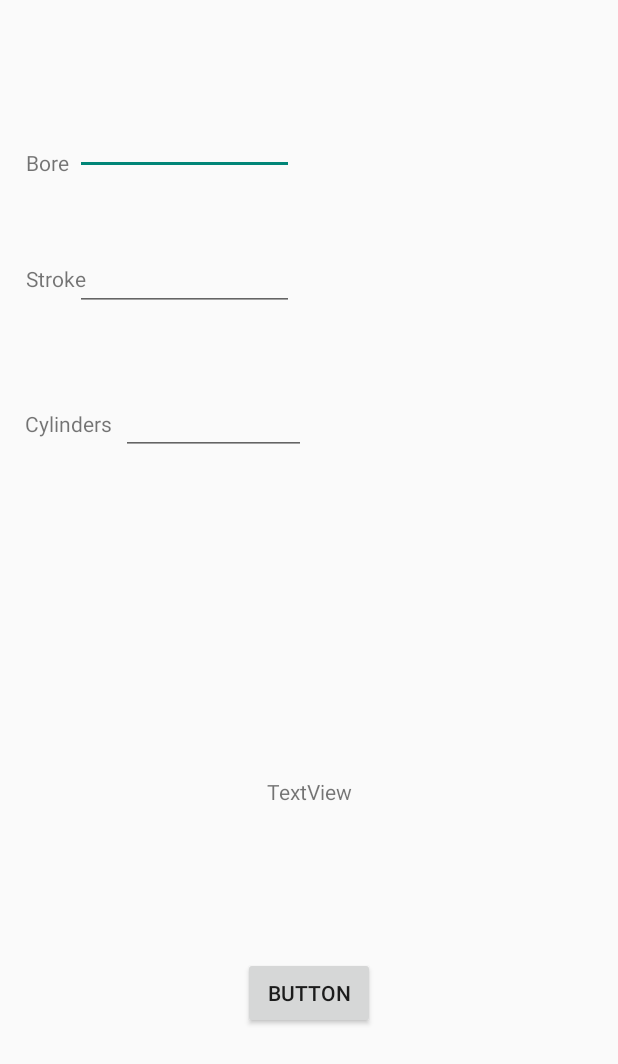
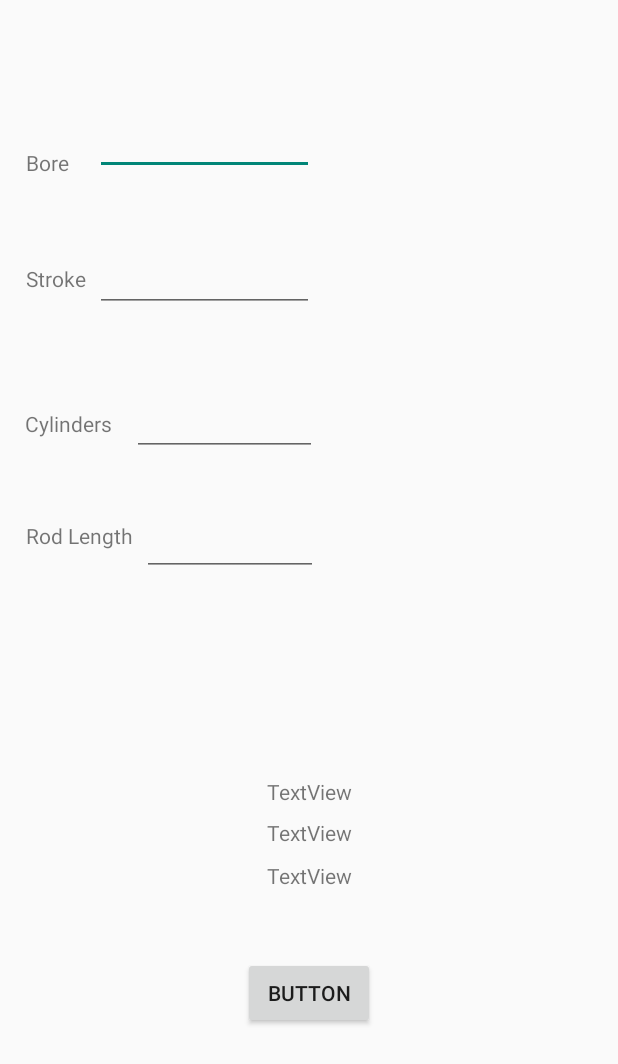
Before and after one commit to hmwirtz/Calculator, an Android app: the screen it shows after launch (MainActivity), on a phone screen of 412 x 824 dp. Shown: the top 1064 px of the screen. Run offline under Robolectric (Android 15) with nearby library versions, the phone set to English and light mode, and no system bars.

Commit message:
Actually works nowww

```diff
--- a/app/src/main/java/e/harrison/enginecalculator/Calculate.java
+++ b/app/src/main/java/e/harrison/enginecalculator/Calculate.java
@@ -1,29 +1,39 @@
 package e.harrison.enginecalculator;
 
 
+import android.content.Intent;
+
 public class Calculate {
 
-    private Variables variables;
 
-    public String dispCalc(){
+    public String dispCalc(Double Bore, Double Stroke, int Cylinders){
 
         double displacement, PI, radius;
 
         PI = 3.14159;
-        radius = variables.Bore /2;
-        displacement = radius * radius * variables.Stroke * PI * variables.Cy;
+        radius = Bore /2;
+        displacement = radius * radius * Stroke * PI * Cylinders;
 
         String disp = String.valueOf(displacement);
 
         return disp;
 
 
+    }
 
+    public String boreStrokeRatio(Double Bore, Double Stroke){
 
+        Double ratio = Bore / Stroke;
+        String BSRatio = ratio.toString();
+
+        return BSRatio;
+    }
+
+    public String rodRatio(Double Stroke, Double rodLength){
+        Double ratio = rodLength / Stroke;
+        String rodRatio = ratio.toString();
+
+        return rodRatio;
 
     }
-
-
-
-
 }
--- a/app/src/main/java/e/harrison/enginecalculator/MainActivity.java
+++ b/app/src/main/java/e/harrison/enginecalculator/MainActivity.java
@@ -1,5 +1,6 @@
 package e.harrison.enginecalculator;
 
+import android.content.Intent;
 import android.support.v7.app.AppCompatActivity;
 import android.os.Bundle;
 import android.view.View;
@@ -9,11 +10,11 @@ import android.widget.TextView;
 
 public class MainActivity extends AppCompatActivity {
 
-    private Calculate dispCalc;
-    private Button calculate;
-    private TextView dispOut;
-    private EditText Bore, Stroke, Cylinder;
-    private Variables variables;
+    TextView dispOut, BSRatio, rodRatio;
+    Button calculate;
+    EditText Bore, Stroke, Cylinder, RodLength;
+    Double bore, stroke, rodLength;
+    int cylinders;
 
 
     @Override
@@ -21,29 +22,49 @@ public class MainActivity extends AppCompatActivity {
         super.onCreate(savedInstanceState);
         setContentView(R.layout.activity_main);
 
+        initializeViews();
+
+
+    }
+
+    private void initializeViews (){
+
+
+
+        calculate = findViewById(R.id.calculate);
         calculate.setOnClickListener(calculateListener);
-        calculate = findViewById(R.id.calculate);
         dispOut = findViewById(R.id.dispOut);
         Bore = findViewById(R.id.BoreInput);
         Stroke = findViewById(R.id.StrokeInput);
         Cylinder = findViewById(R.id.CyInput);
-
-        variables.Bore = Double.parseDouble(Bore.getText().toString());
-        variables.Stroke = Double.parseDouble(Stroke.getText().toString());
-        variables.Cy = Integer.parseInt(Cylinder.getText().toString());
-
+        BSRatio = findViewById(R.id.boreStrokeRatio);
+        RodLength = findViewById(R.id.rodInput);
+        rodRatio = findViewById(R.id.rodRatioOut);
 
 
     }
 
+
+    public void doAllCalcs(Double Bore, Double Stroke, Double RodLength, int Cylinders){
+
+        Calculate Calc = new Calculate();
+        dispOut.setText((Calc.dispCalc(Bore, Stroke, Cylinders)));
+        BSRatio.setText(Calc.boreStrokeRatio(Bore, Stroke));
+        rodRatio.setText(Calc.rodRatio(Stroke, RodLength));
+
+
+    }
 
 
     View.OnClickListener calculateListener = new View.OnClickListener() {
         @Override
         public void onClick(View view) {
 
-            dispCalc
-
+            bore = Double.parseDouble(Bore.getText().toString());
+            stroke = Double.parseDouble(Stroke.getText().toString());
+            cylinders = Integer.parseInt(Cylinder.getText().toString());
+            rodLength = Double.parseDouble(RodLength.getText().toString());
+            doAllCalcs(bore, stroke,rodLength,cylinders);
 
 
         }
--- a/app/src/main/res/layout/activity_main.xml
+++ b/app/src/main/res/layout/activity_main.xml
@@ -49,7 +49,7 @@
         android:ems="10"
         android:inputType="numberDecimal"
         app:layout_constraintBottom_toBottomOf="parent"
-        app:layout_constraintHorizontal_bias="0.189"
+        app:layout_constraintHorizontal_bias="0.239"
         app:layout_constraintLeft_toLeftOf="parent"
         app:layout_constraintRight_toRightOf="parent"
         app:layout_constraintTop_toTopOf="parent"
@@ -62,11 +62,11 @@
         android:ems="10"
         android:inputType="numberDecimal"
         app:layout_constraintBottom_toBottomOf="parent"
-        app:layout_constraintHorizontal_bias="0.189"
+        app:layout_constraintHorizontal_bias="0.239"
         app:layout_constraintLeft_toLeftOf="parent"
         app:layout_constraintRight_toRightOf="parent"
         app:layout_constraintTop_toTopOf="parent"
-        app:layout_constraintVertical_bias="0.208" />
+        app:layout_constraintVertical_bias="0.209" />
 
     <EditText
         android:id="@+id/CyInput"
@@ -75,11 +75,11 @@
         android:ems="10"
         android:inputType="number"
         app:layout_constraintBottom_toBottomOf="parent"
-        app:layout_constraintHorizontal_bias="0.279"
+        app:layout_constraintHorizontal_bias="0.306"
         app:layout_constraintLeft_toLeftOf="parent"
         app:layout_constraintRight_toRightOf="parent"
         app:layout_constraintTop_toTopOf="parent"
-        app:layout_constraintVertical_bias="0.331" />
+        app:layout_constraintVertical_bias="0.332" />
 
     <TextView
         android:id="@+id/dispOut"
@@ -102,4 +102,51 @@
         app:layout_constraintRight_toRightOf="parent"
         app:layout_constraintTop_toTopOf="parent"
         app:layout_constraintVertical_bias="0.822" />
+
+    <TextView
+        android:id="@+id/boreStrokeRatio"
+        android:layout_width="wrap_content"
+        android:layout_height="wrap_content"
+        android:text="TextView"
+        app:layout_constraintBottom_toBottomOf="parent"
+        app:layout_constraintLeft_toLeftOf="parent"
+        app:layout_constraintRight_toRightOf="parent"
+        app:layout_constraintTop_toTopOf="parent"
+        app:layout_constraintVertical_bias="0.678" />
+
+    <TextView
+        android:id="@+id/rodLength"
+        android:layout_width="wrap_content"
+        android:layout_height="wrap_content"
+        android:text="Rod Length"
+        app:layout_constraintBottom_toBottomOf="parent"
+        app:layout_constraintHorizontal_bias="0.051"
+        app:layout_constraintLeft_toLeftOf="parent"
+        app:layout_constraintRight_toRightOf="parent"
+        app:layout_constraintTop_toTopOf="parent"
+        app:layout_constraintVertical_bias="0.432" />
+
+    <EditText
+        android:id="@+id/rodInput"
+        android:layout_width="117dp"
+        android:layout_height="wrap_content"
+        android:ems="10"
+        android:inputType="numberDecimal"
+        app:layout_constraintBottom_toBottomOf="parent"
+        app:layout_constraintHorizontal_bias="0.322"
+        app:layout_constraintLeft_toLeftOf="parent"
+        app:layout_constraintRight_toRightOf="parent"
+        app:layout_constraintTop_toTopOf="parent"
+        app:layout_constraintVertical_bias="0.435" />
+
+    <TextView
+        android:id="@+id/rodRatioOut"
+        android:layout_width="wrap_content"
+        android:layout_height="wrap_content"
+        android:text="TextView"
+        app:layout_constraintBottom_toBottomOf="parent"
+        app:layout_constraintLeft_toLeftOf="parent"
+        app:layout_constraintRight_toRightOf="parent"
+        app:layout_constraintTop_toTopOf="parent"
+        app:layout_constraintVertical_bias="0.713" />
 </android.support.constraint.ConstraintLayout>
```
